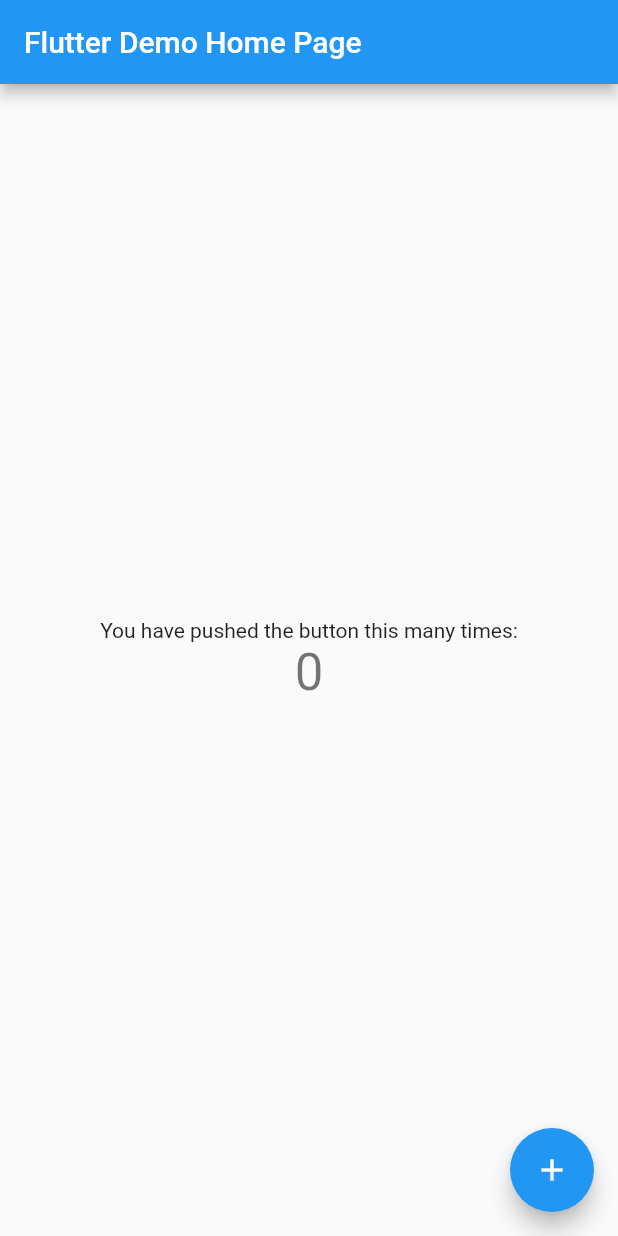
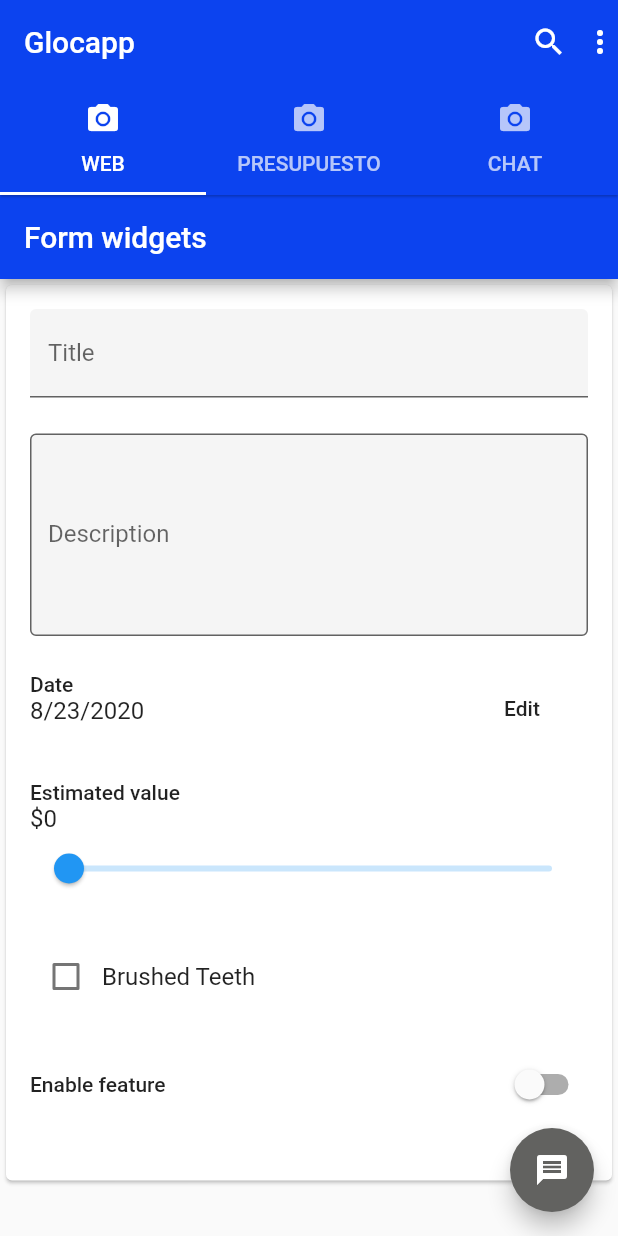
Before and after one commit to SagredoIsmael/FlutterApp, a Flutter app: the screen it shows after launch, on a phone screen of 412 x 824 dp. Run offline on Flutter 3.47's test engine with Material 2 defaults, Android fonts, the phone set to English and light mode, and no system bars.

Commit message:
add pages && navigation

```diff
--- /dev/null
+++ b/lib/constants.dart
@@ -0,0 +1,4 @@
+import 'dart:ui';
+
+const primaryColor = const Color.fromRGBO(12, 67, 239, 1.0);
+const secondaryColor = const Color.fromRGBO(98, 98, 96, 1.0);
--- a/lib/main.dart
+++ b/lib/main.dart
@@ -1,117 +1,20 @@
 import 'package:flutter/material.dart';
+import 'package:glocapp/constants.dart';
+import 'package:glocapp/pages/navigation.dart';
 
-void main() {
-  runApp(MyApp());
-}
+void main() => runApp(MyApp());
 
 class MyApp extends StatelessWidget {
-  // This widget is the root of your application.
   @override
   Widget build(BuildContext context) {
     return MaterialApp(
-      title: 'Flutter Demo',
+      title: 'Glocapp     ',
       theme: ThemeData(
-        // This is the theme of your application.
-        //
-        // Try running your application with "flutter run". You'll see the
-        // application has a blue toolbar. Then, without quitting the app, try
-        // changing the primarySwatch below to Colors.green and then invoke
-        // "hot reload" (press "r" in the console where you ran "flutter run",
-        // or simply save your changes to "hot reload" in a Flutter IDE).
-        // Notice that the counter didn't reset back to zero; the application
-        // is not restarted.
-        primarySwatch: Colors.blue,
-        // This makes the visual density adapt to the platform that you run
-        // the app on. For desktop platforms, the controls will be smaller and
-        // closer together (more dense) than on mobile platforms.
+        primaryColor: primaryColor,
+        accentColor: secondaryColor,
         visualDensity: VisualDensity.adaptivePlatformDensity,
       ),
-      home: MyHomePage(title: 'Flutter Demo Home Page'),
+      home: Navigation(),
     );
   }
 }
-
-class MyHomePage extends StatefulWidget {
-  MyHomePage({Key key, this.title}) : super(key: key);
-
-  // This widget is the home page of your application. It is stateful, meaning
-  // that it has a State object (defined below) that contains fields that affect
-  // how it looks.
-
-  // This class is the configuration for the state. It holds the values (in this
-  // case the title) provided by the parent (in this case the App widget) and
-  // used by the build method of the State. Fields in a Widget subclass are
-  // always marked "final".
-
-  final String title;
-
-  @override
-  _MyHomePageState createState() => _MyHomePageState();
-}
-
-class _MyHomePageState extends State<MyHomePage> {
-  int _counter = 0;
-
-  void _incrementCounter() {
-    setState(() {
-      // This call to setState tells the Flutter framework that something has
-      // changed in this State, which causes it to rerun the build method below
-      // so that the display can reflect the updated values. If we changed
-      // _counter without calling setState(), then the build method would not be
-      // called again, and so nothing would appear to happen.
-      _counter++;
-    });
-  }
-
-  @override
-  Widget build(BuildContext context) {
-    // This method is rerun every time setState is called, for instance as done
-    // by the _incrementCounter method above.
-    //
-    // The Flutter framework has been optimized to make rerunning build methods
-    // fast, so that you can just rebuild anything that needs updating rather
-    // than having to individually change instances of widgets.
-    return Scaffold(
-      appBar: AppBar(
-        // Here we take the value from the MyHomePage object that was created by
-        // the App.build method, and use it to set our appbar title.
-        title: Text(widget.title),
-      ),
-      body: Center(
-        // Center is a layout widget. It takes a single child and positions it
-        // in the middle of the parent.
-        child: Column(
-          // Column is also a layout widget. It takes a list of children and
-          // arranges them vertically. By default, it sizes itself to fit its
-          // children horizontally, and tries to be as tall as its parent.
-          //
-          // Invoke "debug painting" (press "p" in the console, choose the
-          // "Toggle Debug Paint" action from the Flutter Inspector in Android
-          // Studio, or the "Toggle Debug Paint" command in Visual Studio Code)
-          // to see the wireframe for each widget.
-          //
-          // Column has various properties to control how it sizes itself and
-          // how it positions its children. Here we use mainAxisAlignment to
-          // center the children vertically; the main axis here is the vertical
-          // axis because Columns are vertical (the cross axis would be
-          // horizontal).
-          mainAxisAlignment: MainAxisAlignment.center,
-          children: <Widget>[
-            Text(
-              'You have pushed the button this many times:',
-            ),
-            Text(
-              '$_counter',
-              style: Theme.of(context).textTheme.headline4,
-            ),
-          ],
-        ),
-      ),
-      floatingActionButton: FloatingActionButton(
-        onPressed: _incrementCounter,
-        tooltip: 'Increment',
-        child: Icon(Icons.add),
-      ), // This trailing comma makes auto-formatting nicer for build methods.
-    );
-  }
-}
--- /dev/null
+++ b/lib/pages/BudgetScreen.dart
@@ -0,0 +1,210 @@
+import 'package:flutter/material.dart';
+import 'package:intl/intl.dart' as intl;
+
+class BudgetScreen extends StatefulWidget {
+  @override
+  _BudgetScreenState createState() => _BudgetScreenState();
+}
+
+class _BudgetScreenState extends State<BudgetScreen> {
+  final _formKey = GlobalKey<FormState>();
+  String title = '';
+  String description = '';
+  DateTime date = DateTime.now();
+  double maxValue = 0;
+  bool brushedTeeth = false;
+  bool enableFeature = false;
+
+  @override
+  Widget build(BuildContext context) {
+    return Scaffold(
+      appBar: AppBar(
+        title: Text('Form widgets'),
+      ),
+      body: Form(
+        key: _formKey,
+        child: Scrollbar(
+          child: Align(
+            alignment: Alignment.topCenter,
+            child: Card(
+              child: SingleChildScrollView(
+                padding: EdgeInsets.all(16),
+                child: ConstrainedBox(
+                  constraints: BoxConstraints(maxWidth: 400),
+                  child: Column(
+                    mainAxisAlignment: MainAxisAlignment.center,
+                    crossAxisAlignment: CrossAxisAlignment.center,
+                    children: [
+                      ...[
+                        TextFormField(
+                          decoration: InputDecoration(
+                            filled: true,
+                            hintText: 'Enter a title...',
+                            labelText: 'Title',
+                          ),
+                          onChanged: (value) {
+                            setState(() {
+                              title = value;
+                            });
+                          },
+                        ),
+                        TextFormField(
+                          decoration: InputDecoration(
+                            border: const OutlineInputBorder(),
+                            filled: true,
+                            hintText: 'Enter a description...',
+                            labelText: 'Description',
+                          ),
+                          onChanged: (value) {
+                            description = value;
+                          },
+                          maxLines: 5,
+                        ),
+                        _FormDatePicker(
+                          date: date,
+                          onChanged: (value) {
+                            setState(() {
+                              date = value;
+                            });
+                          },
+                        ),
+                        Column(
+                          mainAxisAlignment: MainAxisAlignment.start,
+                          crossAxisAlignment: CrossAxisAlignment.start,
+                          children: [
+                            Row(
+                              mainAxisAlignment: MainAxisAlignment.spaceBetween,
+                              children: [
+                                Text(
+                                  'Estimated value',
+                                  style: Theme.of(context).textTheme.bodyText1,
+                                ),
+                              ],
+                            ),
+                            Text(
+                              intl.NumberFormat.currency(
+                                  symbol: "\$", decimalDigits: 0)
+                                  .format(maxValue),
+                              style: Theme.of(context).textTheme.subtitle1,
+                            ),
+                            Slider(
+                              min: 0,
+                              max: 500,
+                              divisions: 500,
+                              value: maxValue,
+                              onChanged: (value) {
+                                setState(() {
+                                  maxValue = value;
+                                });
+                              },
+                            ),
+                          ],
+                        ),
+                        Row(
+                          mainAxisAlignment: MainAxisAlignment.start,
+                          crossAxisAlignment: CrossAxisAlignment.center,
+                          children: [
+                            Checkbox(
+                              value: brushedTeeth,
+                              onChanged: (checked) {
+                                setState(() {
+                                  brushedTeeth = checked;
+                                });
+                              },
+                            ),
+                            Text('Brushed Teeth',
+                                style: Theme.of(context).textTheme.subtitle1),
+                          ],
+                        ),
+                        Row(
+                          mainAxisAlignment: MainAxisAlignment.spaceBetween,
+                          crossAxisAlignment: CrossAxisAlignment.center,
+                          children: [
+                            Text('Enable feature',
+                                style: Theme.of(context).textTheme.bodyText1),
+                            Switch(
+                              value: enableFeature,
+                              onChanged: (enabled) {
+                                setState(() {
+                                  enableFeature = enabled;
+                                });
+                              },
+                            ),
+                          ],
+                        ),
+                      ].expand(
+                            (widget) => [
+                          widget,
+                          SizedBox(
+                            height: 24,
+                          )
+                        ],
+                      )
+                    ],
+                  ),
+                ),
+              ),
+            ),
+          ),
+        ),
+      ),
+    );
+  }
+}
+
+class _FormDatePicker extends StatefulWidget {
+  final DateTime date;
+  final ValueChanged onChanged;
+
+  _FormDatePicker({
+    this.date,
+    this.onChanged,
+  });
+
+  @override
+  _FormDatePickerState createState() => _FormDatePickerState();
+}
+
+class _FormDatePickerState extends State<_FormDatePicker> {
+  @override
+  Widget build(BuildContext context) {
+    return Row(
+      crossAxisAlignment: CrossAxisAlignment.start,
+      mainAxisAlignment: MainAxisAlignment.spaceBetween,
+      children: [
+        Column(
+          crossAxisAlignment: CrossAxisAlignment.start,
+          mainAxisAlignment: MainAxisAlignment.spaceAround,
+          children: [
+            Text(
+              'Date',
+              style: Theme.of(context).textTheme.bodyText1,
+            ),
+            Text(
+              intl.DateFormat.yMd().format(widget.date),
+              style: Theme.of(context).textTheme.subtitle1,
+            ),
+          ],
+        ),
+        FlatButton(
+          child: Text('Edit'),
+          onPressed: () async {
+            var newDate = await showDatePicker(
+              context: context,
+              initialDate: widget.date,
+              firstDate: DateTime(1900),
+              lastDate: DateTime(2100),
+            );
+
+            // Don't change the date if the date picker returns null.
+            if (newDate == null) {
+              return;
+            }
+
+            widget.onChanged(newDate);
+          },
+        )
+      ],
+    );
+  }
+}
--- /dev/null
+++ b/lib/pages/navigation.dart
@@ -0,0 +1,65 @@
+import 'package:flutter/cupertino.dart';
+import 'package:flutter/material.dart';
+import 'package:glocapp/pages/BudgetScreen.dart';
+
+class Navigation extends StatefulWidget {
+  @override
+  State<StatefulWidget> createState() {
+    return new NavigationState();
+  }
+}
+
+class NavigationState extends State<Navigation> with SingleTickerProviderStateMixin {
+  TabController _tabController;
+
+  @override
+  void initState() {
+    super.initState();
+    _tabController = new TabController(vsync: this, length: 3);
+  }
+
+  @override
+  void dispose() {
+    _tabController.dispose();
+    super.dispose();
+  }
+
+  @override
+  Widget build(BuildContext context) {
+    return Scaffold(
+      appBar: AppBar(
+        title: Text("Glocapp"),
+        elevation: 0.7,
+        bottom: TabBar(
+          controller: _tabController,
+          indicatorColor: Colors.white,
+          tabs: <Widget>[
+            Tab(icon: new Icon(Icons.camera_alt), text: "WEB"),
+            Tab(text: "PRESUPUESTO", icon: new Icon(Icons.camera_alt)),
+            Tab(text: "CHAT", icon: new Icon(Icons.camera_alt)),
+          ],
+        ),
+        actions: <Widget>[
+          Icon(Icons.search),
+          Padding(
+            padding: const EdgeInsets.symmetric(horizontal: 5.0),
+          ),
+          Icon(Icons.more_vert)
+        ],
+      ),
+      body: TabBarView(
+        controller: _tabController,
+        children: <Widget>[
+          BudgetScreen(),
+          BudgetScreen(),
+          BudgetScreen()
+        ],
+      ),
+      floatingActionButton: FloatingActionButton(
+        backgroundColor: Theme.of(context).accentColor,
+        child: Icon(Icons.message),
+        onPressed: () => print("open chats"),
+      ),
+    );
+  }
+}
```
Also changed, not shown: pubspec.yaml (+4 -3 lines), pubspec.lock.
